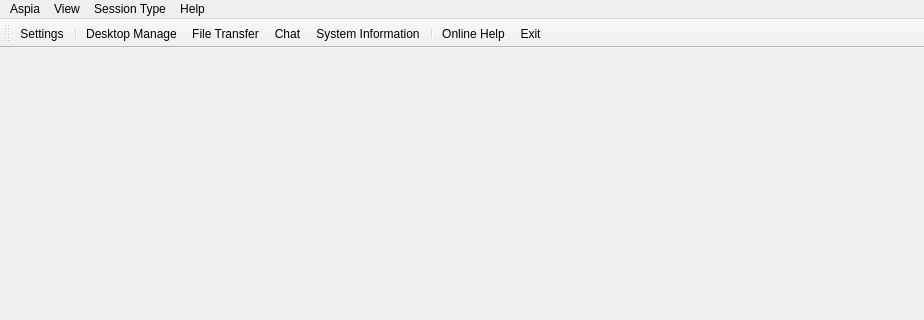
The window that source/client/ui/client_window.ui (dchapyshev/aspia) describes before a commit, drawn with Qt 5; both pictures show x 0 to 924 and y 0 to 320 of the 924 by 645 pixel window.
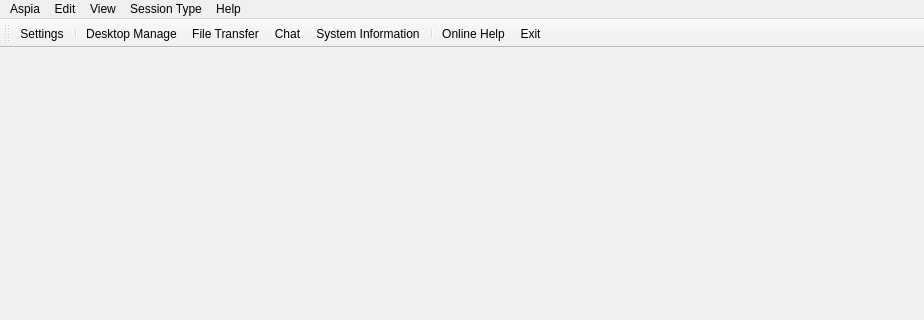
The same window after the commit. Icons and pictures are not drawn.

Patch:
```diff
--- a/source/client/ui/client_window.ui
+++ b/source/client/ui/client_window.ui
@@ -82,6 +82,11 @@
     <addaction name="separator"/>
     <addaction name="action_about"/>
    </widget>
+   <widget class="QMenu" name="menu_edit">
+    <property name="title">
+     <string>Edit</string>
+    </property>
+   </widget>
    <widget class="QMenu" name="menu_view">
     <property name="title">
      <string>View</string>
@@ -117,6 +122,7 @@
     <addaction name="action_sys_info"/>
    </widget>
    <addaction name="menu_aspia"/>
+   <addaction name="menu_edit"/>
    <addaction name="menu_view"/>
    <addaction name="menuSession_Type"/>
    <addaction name="menu_help"/>
```
